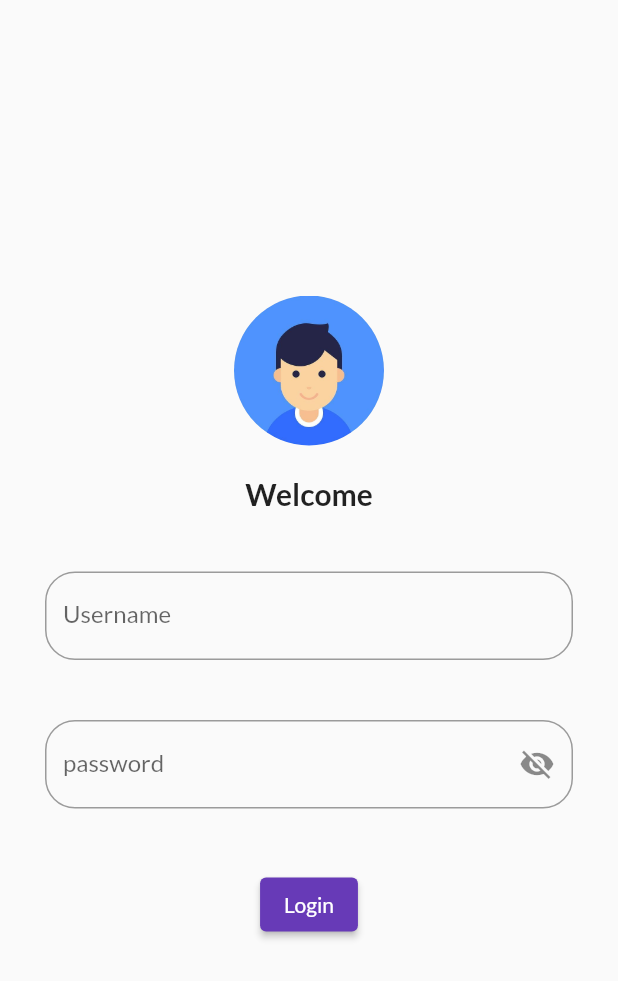
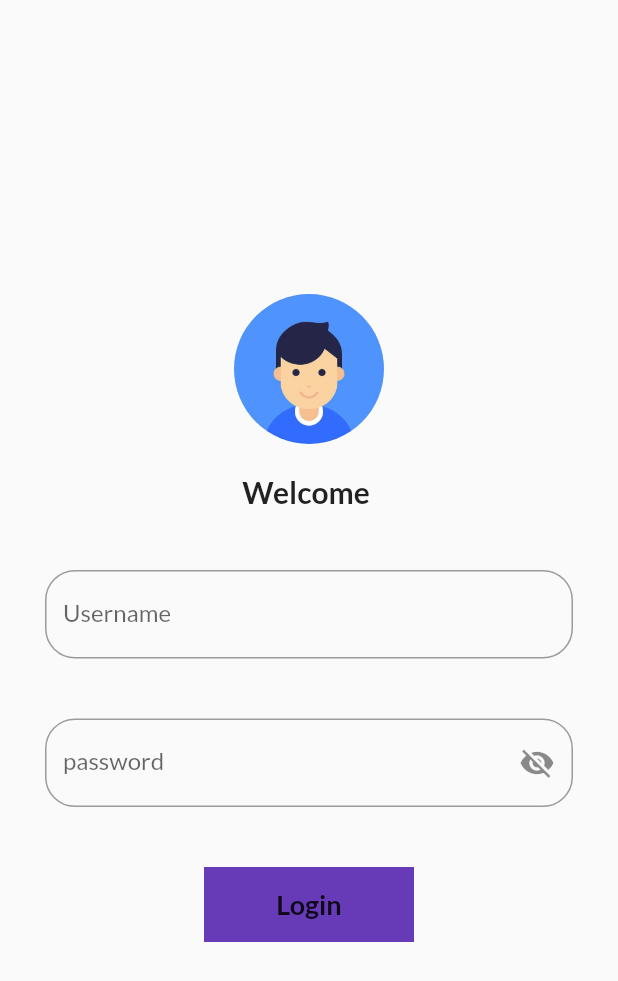
Before and after one commit to krishnamadugu/30DaysOfFlutter, a Flutter app: the screen it shows after launch, on a phone screen of 412 x 824 dp. Shown: the top 981 px of the screen. Run offline on Flutter 3.47's test engine with Material 2 defaults, Android fonts, the phone set to English and light mode, and no system bars; our stand-ins replace google_fonts.

Commit message:
day2 finished

```diff
--- a/lib/main.dart
+++ b/lib/main.dart
@@ -1,4 +1,5 @@
 import 'package:catalog/pages/login_page.dart';
+import 'package:catalog/utils/my_routes.dart';
 import 'package:flutter/material.dart';
 import 'package:google_fonts/google_fonts.dart';
 import 'pages/home_page.dart';
@@ -20,7 +21,8 @@ class MyApp extends StatelessWidget {
       ),
       routes: {
         "/": (context) => const LoginPage(),
-        "/home": (context) => const HomePage(),
+        MyRoutes.home: (context) => const HomePage(),
+        MyRoutes.login: (context) => const LoginPage(),
       },
     );
   }
--- a/lib/pages/login_page.dart
+++ b/lib/pages/login_page.dart
@@ -1,8 +1,16 @@
+import 'package:catalog/utils/my_routes.dart';
 import 'package:flutter/material.dart';
 
-class LoginPage extends StatelessWidget {
+class LoginPage extends StatefulWidget {
   const LoginPage({super.key});
 
+  @override
+  State<LoginPage> createState() => _LoginPageState();
+}
+
+class _LoginPageState extends State<LoginPage> {
+  String name = "";
+  bool changeButton = false;
   @override
   Widget build(BuildContext context) {
     return Material(
@@ -21,9 +29,9 @@ class LoginPage extends StatelessWidget {
           const SizedBox(
             height: 20.0,
           ),
-          const Text(
-            "Welcome",
-            style: TextStyle(
+          Text(
+            "Welcome $name",
+            style: const TextStyle(
               fontSize: 20.0,
               fontWeight: FontWeight.bold,
             ),
@@ -35,6 +43,11 @@ class LoginPage extends StatelessWidget {
             padding:
                 const EdgeInsets.symmetric(vertical: 20.0, horizontal: 30.0),
             child: TextFormField(
+              onChanged: (value) {
+                setState(() {
+                  name = value;
+                });
+              },
               decoration: InputDecoration(
                 border: OutlineInputBorder(
                   borderRadius: BorderRadius.circular(20.0),
@@ -62,10 +75,38 @@ class LoginPage extends StatelessWidget {
           const SizedBox(
             height: 20,
           ),
-          ElevatedButton(
-            onPressed: () {},
-            child: const Text("Login"),
-          ),
+          InkWell(
+            onTap: () async{
+              setState(() {
+                changeButton = true;
+              });
+              await Future.delayed(const Duration(seconds: 1));
+              Navigator.pushNamed(context, MyRoutes.home);
+            },
+            child: AnimatedContainer(
+              duration: const Duration(seconds: 1),
+              height: 50,
+              width: changeButton ? 50 : 140,
+              alignment: Alignment.center,
+              decoration: BoxDecoration(
+                shape: changeButton ? BoxShape.circle : BoxShape.rectangle,
+                color: Colors.deepPurple,
+              ),
+              child: changeButton
+                  ? const Icon(Icons.done)
+                  : const Text(
+                      "Login",
+                      style: TextStyle(
+                        fontWeight: FontWeight.bold,
+                        fontSize: 18,
+                      ),
+                    ),
+            ),
+          )
+          // ElevatedButton(
+          //   onPressed: () {},
+          //   child: const Text("Login"),
+          // ),
         ],
       ),
     );
--- /dev/null
+++ b/lib/utils/my_routes.dart
@@ -0,0 +1,4 @@
+class MyRoutes {
+  static String login = "/login";
+  static String home = "/home";
+}
```
